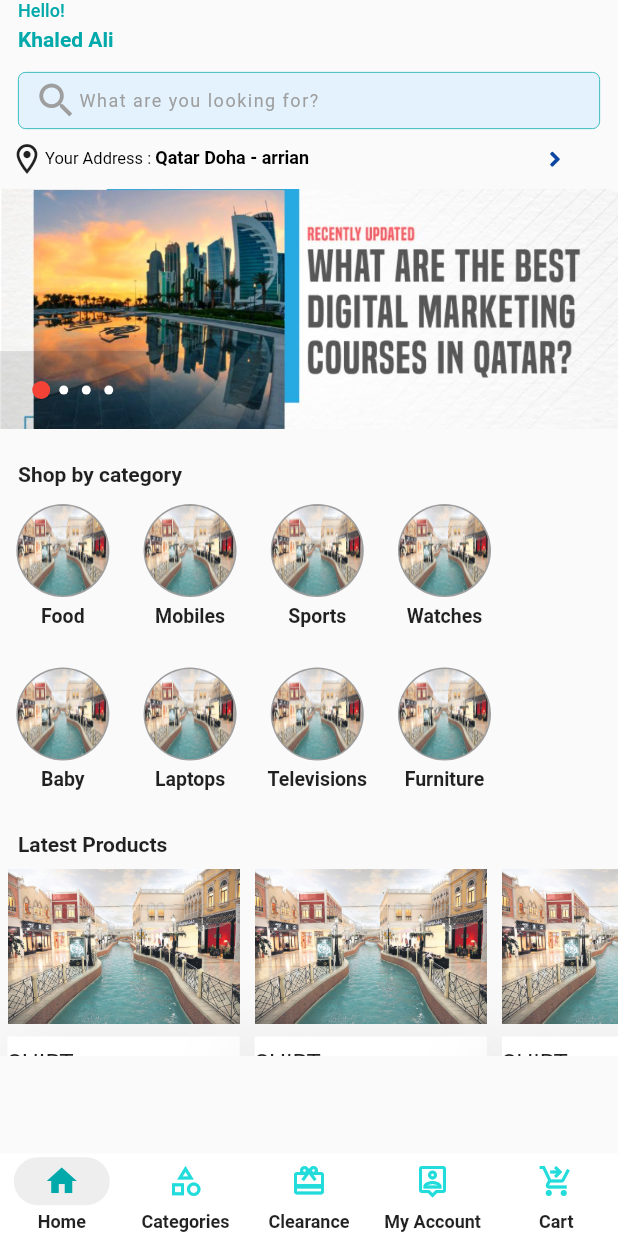
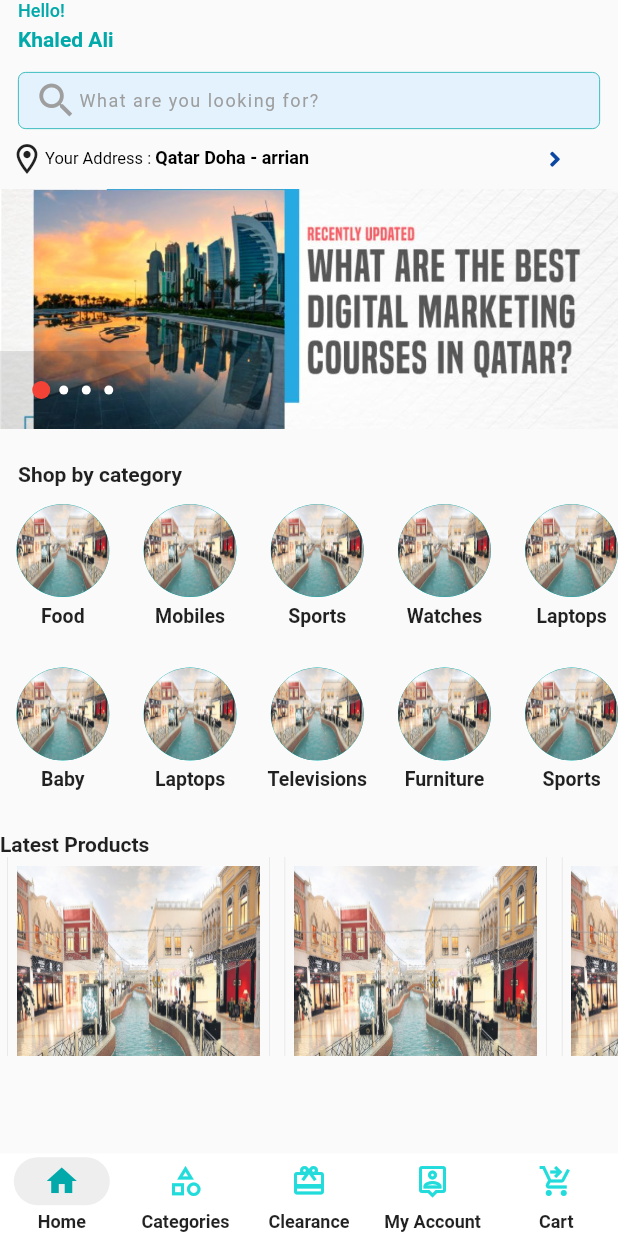
Before and after one commit to ksalehalali/q_market, a Flutter app: the screen it shows after launch, on a phone screen of 412 x 824 dp. Run offline on Flutter 3.47's test engine with Material 2 defaults, Android fonts, the phone set to English and light mode, and no system bars; drawn by our look-alikes of carousel_pro; our stand-ins replace font_awesome_flutter, geolocator, get, get_storage, google_maps_flutter, latlong2 and 2 more.

Commit message:
continue in home screen

```diff
--- a/lib/views/screens/home/home.dart
+++ b/lib/views/screens/home/home.dart
@@ -57,6 +57,31 @@ class _HomeScreenState extends State<HomeScreen> {
       'title': "Furniture",
       "url":
           'assets/images/villaggio-mall-shopping-center-in-doha-qatar-with--1433715784114_rs.jpeg'
+    },
+    {
+      'title': "Laptops",
+      "url":
+      'assets/images/villaggio-mall-shopping-center-in-doha-qatar-with--1433715784114_rs.jpeg'
+    },
+    {
+      'title': "Sports",
+      "url":
+      'assets/images/villaggio-mall-shopping-center-in-doha-qatar-with--1433715784114_rs.jpeg'
+    },
+    {
+      'title': "Televisions",
+      "url":
+      'assets/images/villaggio-mall-shopping-center-in-doha-qatar-with--1433715784114_rs.jpeg'
+    },
+    {
+      'title': "Watches",
+      "url":
+      'assets/images/villaggio-mall-shopping-center-in-doha-qatar-with--1433715784114_rs.jpeg'
+    },
+    {
+      'title': "Furniture",
+      "url":
+      'assets/images/villaggio-mall-shopping-center-in-doha-qatar-with--1433715784114_rs.jpeg'
     },
   ];
 
@@ -123,19 +148,19 @@ class _HomeScreenState extends State<HomeScreen> {
                     ),
                   ),
                   SizedBox(height: 22.0,),
-                  Padding(
-                    padding: const EdgeInsets.symmetric(horizontal: 12.0),
+                  const Padding(
+                    padding:  EdgeInsets.symmetric(horizontal: 12.0),
                     child: Text('Shop by category',style: TextStyle(fontWeight: FontWeight.bold,fontSize: 14),),
                   ),
                   SizedBox(
                       height: 230, width: 400, child: _buildDepartmentsList()),
 
                   SizedBox(height: 1.0,),
-                  Padding(
-                    padding: const EdgeInsets.only(top: 0.0,left: 12),
+                  const Padding(
+                    padding:  EdgeInsets.only(top: 0.0,left: 0),
                     child: Text('Latest Products',style: TextStyle(fontWeight: FontWeight.bold,fontSize: 14),),
                   ),
-                  _buildRecommendedList()
+                  _buildHorizontalListOfProducts()
                 ],
               ),
             ),
@@ -174,9 +199,10 @@ class _HomeScreenState extends State<HomeScreen> {
     );
   }
 
-  Widget _buildRecommendedList() {
+  Widget _buildHorizontalListOfProducts() {
+    final screenSize =Get.size;
     return SizedBox(
-      height: 500,
+      height: screenSize.height *0.4 -28,
       child: FutureBuilder(
           builder: (context, data) => data.connectionState ==
                   ConnectionState.waiting
@@ -192,11 +218,10 @@ class _HomeScreenState extends State<HomeScreen> {
               : CustomScrollView(
                   scrollDirection: Axis.horizontal,
                   slivers: [
-
                     SliverList(
                       delegate: SliverChildBuilderDelegate((context, index) {
                         return ProductItemCard(image: deps[index]['url'],date: '22/22/2222',views: 2,country: 'kuwait',title: 'shirt',);
-                      }, childCount: 3),
+                      }, childCount:4,semanticIndexOffset: 2,),
                     )
                   ],
                 )),
--- a/lib/views/widgets/departments_shpe.dart
+++ b/lib/views/widgets/departments_shpe.dart
@@ -1,4 +1,5 @@
 import 'package:flutter/material.dart';
+import 'package:q_market/Assistants/globals.dart';
 
 class DepartmentShapeTile extends StatelessWidget {
   final Color? color;
@@ -15,9 +16,9 @@ class DepartmentShapeTile extends StatelessWidget {
         Container(
           height: 62,
           width: 62,
-          padding:  EdgeInsets.all(1),
-          decoration: const BoxDecoration(
-            color: Colors.grey,
+          padding:  EdgeInsets.all(0.1),
+          decoration:  BoxDecoration(
+            color: myHexColor,
             borderRadius: BorderRadius.all(Radius.circular(100)),
           ),
           child: ClipRRect(
--- a/lib/views/widgets/product_item.dart
+++ b/lib/views/widgets/product_item.dart
@@ -1,5 +1,6 @@
 import 'package:flutter/material.dart';
 import 'package:font_awesome_flutter/font_awesome_flutter.dart';
+import 'package:q_market/Assistants/globals.dart';
 
 List likesList = [''];
 
@@ -31,14 +32,17 @@ class ProductItemCard extends StatelessWidget {
     Size size = MediaQuery.of(context).size;
     bool? isLike = false;
     return Container(
+      height: 250,
+      width: size.width *0.4 +10,
+      decoration: BoxDecoration(
+          border: Border.all(width: 0.3,color: Colors.grey.withOpacity(0.4))
+      ),
       margin: EdgeInsets.only(
         left:5,
-        //top: kDefaultPadding / 2,
         right: 5,
-        //bottom: kDefaultPadding,
       ),
-      width: size.width * 0.4-10,
-      child: Column(
+      padding: EdgeInsets.only(top: 6,right: 6,left: 6,bottom: 0),
+      child: Stack(
         children: <Widget>[
           InkWell(
               onTap: () {
@@ -46,28 +50,12 @@ class ProductItemCard extends StatelessWidget {
               },
               child: Image.asset(
                 image!,
-                fit: BoxFit.contain,
-                height: 120,
+                fit: BoxFit.fill,
+                height: 180,
                 width: size.width / 2,
               )),
-          Container(
-              height: 180,
-              //width: 240,
-              width: size.width / 2,
-              decoration: BoxDecoration(
-                color: Colors.white,
-                borderRadius: BorderRadius.only(
-                  bottomLeft: Radius.circular(10),
-                  bottomRight: Radius.circular(10),
-                ),
-                boxShadow: [
-                  BoxShadow(
-                    offset: Offset(0, 10),
-                    blurRadius: 50,
-                    color: Colors.grey.withOpacity(0.23),
-                  ),
-                ],
-              ),
+          Positioned(
+            top:size.height *0.3 -56,
             child: Column(
               crossAxisAlignment: CrossAxisAlignment.start,
               mainAxisAlignment: MainAxisAlignment.start,
@@ -94,7 +82,7 @@ class ProductItemCard extends StatelessWidget {
                                   textAlign: TextAlign.left,
                                   maxLines: 1,
                                   overflow: TextOverflow.ellipsis,
-                                    style:TextStyle(fontSize: 16)),
+                                  style:TextStyle(fontSize: 13,color: Colors.grey)),
                             ),
                           ),
                           SizedBox(
@@ -106,28 +94,51 @@ class ProductItemCard extends StatelessWidget {
                               textAlign: TextAlign.left,
                               style: TextStyle(
                                   fontFamily: 'Montserrat-Arabic Regular',
-                                    color: Colors.yellowAccent.withOpacity(0.5),
+                                  color: Colors.grey,
                                   fontSize: 12),
                             ),
-                            ),
-                            Text(
-                              "$date".toUpperCase(),
-                              textAlign: TextAlign.right,
-                              style: TextStyle(
-                                  fontFamily: 'Montserrat-Arabic Regular',
-                                  color: Colors.black.withOpacity(0.5),
-                                  fontSize: 11),
                           ),
                           Padding(
                             padding:
                             const EdgeInsets.symmetric(vertical: 5.0),
                             child: Text(
-                                '\$$price'.toUpperCase(),
+                              '80.50'.toUpperCase(),
                               textAlign: TextAlign.right,
                               style: TextStyle(
                                   fontFamily: 'Montserrat-Arabic Regular',
                                   color: Colors.black.withOpacity(0.8),
+                                  fontSize: 14,fontWeight: FontWeight.bold),
+                            ),
+                          ),
+
+                          SizedBox(
+                            width: size.width * 0.4-20,
+                            child: Row(
+                              children: [
+                                Text(
+                                  "122.50 QR".toUpperCase(),
+                                  overflow: TextOverflow.ellipsis,
+                                  maxLines: 1,
+                                  textAlign: TextAlign.left,
+                                  style: TextStyle(
+                                    decoration: TextDecoration.lineThrough,
+                                      fontFamily: 'Montserrat-Arabic Regular',
+                                      color: Colors.grey,
+                                      fontSize: 11),
+                                ),
+                                SizedBox(width: 8.0,),
+                                Text(
+                                  "Discount 30%",
+                                  overflow: TextOverflow.ellipsis,
+                                  maxLines: 1,
+
+                                  textAlign: TextAlign.left,
+                                  style: TextStyle(
+                                      fontFamily: 'Montserrat-Arabic Regular',
+                                      color: myHexColor,
                                       fontSize: 12),
+                                ),
+                              ],
                             ),
                           ),
                         ],
@@ -135,54 +146,10 @@ class ProductItemCard extends StatelessWidget {
                     ],
                   ),
                 ),
-                  Spacer(),
-                  Row(
-                    children: [
-                      InkWell(
-                        onTap: () async {
-                          if (likesList.length > 1) {
-                            for (int i = 0; i < likesList.length; i++) {
-                              if (likesList[i] == id) {
-                                isLike = true;
-                                break;
-                              } else {
-                                isLike = false;
-                              }
-                            }
-                            if (isLike!) {
-                            } else {
-
-                            }
-                          } else {
-
-                          }
-                        },
-                        child: Column(
-                          children: [
-                            Icon(
-                              like
-                                  ? FontAwesomeIcons.heart
-                                  : FontAwesomeIcons.heart,
-                              size: 23,
-                              color: Colors.orange,
-                            ),
-                           Text(
-                                'لايك : 2',
-                                style: TextStyle(
-                                    fontFamily: 'Montserrat-Arabic Regular',
-                                    fontSize: 13,
-                                    color: Colors.orange),
-                              ),
 
               ],
             ),
           ),
-                      Spacer(),
-
-                    ],
-                  )
-                ],
-              )),
         ],
       ),
     );
```
Lines whose indentation alone changed are shown as unchanged.
